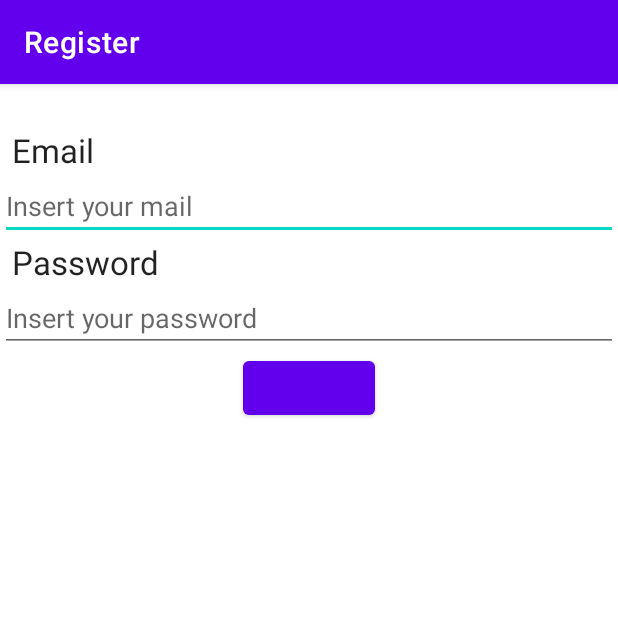
After one commit to 20Anna00/PAMN_App, an Android app: the Register screen opened directly, with no data from a screen before it, on a phone screen of 412 x 824 dp, the top half of it. The commit adds this screen. Run offline under Robolectric (Android 15) with nearby library versions, the phone set to English and light mode, and no system bars; our stand-ins replace Firebase (no records; nobody signed in at launch, a user with empty details on screens opened directly).

Commit message:
basic register working

```diff
--- a/app/src/main/AndroidManifest.xml
+++ b/app/src/main/AndroidManifest.xml
@@ -20,6 +20,13 @@
                 android:value="" />
         </activity>
         <activity
+            android:name=".Register"
+            android:exported="false">
+            <meta-data
+                android:name="android.app.lib_name"
+                android:value="" />
+        </activity>
+        <activity
             android:name=".MainActivity"
             android:exported="true">
             <intent-filter>
@@ -32,13 +39,7 @@
                 android:name="android.app.lib_name"
                 android:value="" />
         </activity>
-        <activity
-            android:name=".AuthActivity"
-            android:exported="false">
-            <meta-data
-                android:name="android.app.lib_name"
-                android:value="" />
-        </activity>
+
     </application>
 
 </manifest>
--- a/app/src/main/java/com/example/pillee/MainActivity.kt
+++ b/app/src/main/java/com/example/pillee/MainActivity.kt
@@ -11,8 +11,12 @@ class MainActivity : AppCompatActivity() {
         setContentView(R.layout.activity_main)
 
 
-        button_click.setOnClickListener {
+        login_button.setOnClickListener {
             val intent = Intent(this@MainActivity, Login::class.java)
+            startActivity(intent)
+        }
+        register_button.setOnClickListener {
+            val intent = Intent(this@MainActivity, Register::class.java)
             startActivity(intent)
         }
     }
--- /dev/null
+++ b/app/src/main/java/com/example/pillee/Register.kt
@@ -0,0 +1,35 @@
+package com.example.pillee
+
+import android.os.Bundle
+import android.widget.Toast
+import androidx.appcompat.app.AppCompatActivity
+import com.google.firebase.auth.FirebaseAuth
+import kotlinx.android.synthetic.main.activity_login.*
+import kotlinx.android.synthetic.main.activity_login.mailfield
+import kotlinx.android.synthetic.main.activity_login.passwordfield
+import kotlinx.android.synthetic.main.activity_register.*
+
+class Register : AppCompatActivity() {
+    override fun onCreate(savedInstanceState: Bundle?) {
+        super.onCreate(savedInstanceState)
+        setContentView(R.layout.activity_register)
+        setup()
+    }
+
+    private fun setup (){
+        title = "Register"
+        registerbutton.setOnClickListener {
+            if (mailfield.text.isNotEmpty() && passwordfield.text.isNotEmpty()) {
+                FirebaseAuth.getInstance().createUserWithEmailAndPassword(mailfield.text.toString(),
+                    passwordfield.text.toString()).addOnCompleteListener{
+                    if (it.isSuccessful){
+                        Toast.makeText(this, "Hola, salio bien", Toast.LENGTH_SHORT).show()
+                    }else{
+                        Toast.makeText(this,"Cound't make login", Toast.LENGTH_SHORT).show()
+                    }
+                }
+
+            }
+        }
+    }
+}
--- a/app/src/main/res/layout/activity_main.xml
+++ b/app/src/main/res/layout/activity_main.xml
@@ -17,7 +17,7 @@
         app:layout_constraintStart_toStartOf="parent"
         app:layout_constraintTop_toTopOf="parent" />
     <Button
-        android:id="@+id/button_click"
+        android:id="@+id/login_button"
         android:layout_width="wrap_content"
         android:layout_height="wrap_content"
         android:text="Click"
@@ -25,5 +25,14 @@
         app:layout_constraintEnd_toEndOf="parent"
         app:layout_constraintStart_toStartOf="parent"
         app:layout_constraintTop_toTopOf="parent" />
+    <Button
+        android:id="@+id/register_button"
+        android:layout_width="wrap_content"
+        android:layout_height="wrap_content"
+        android:text="Click"
+        app:layout_constraintBottom_toBottomOf="@+id/login_button"
+        app:layout_constraintEnd_toEndOf="parent"
+        app:layout_constraintStart_toStartOf="parent"
+        app:layout_constraintTop_toTopOf="parent" />
 
 </androidx.constraintlayout.widget.ConstraintLayout>
--- /dev/null
+++ b/app/src/main/res/layout/activity_register.xml
@@ -0,0 +1,80 @@
+<?xml version="1.0" encoding="utf-8"?>
+<androidx.constraintlayout.widget.ConstraintLayout
+    xmlns:android="http://schemas.android.com/apk/res/android"
+    xmlns:app="http://schemas.android.com/apk/res-auto"
+    xmlns:tools="http://schemas.android.com/tools"
+    android:layout_width="match_parent"
+    android:layout_height="match_parent"
+    tools:context=".Register">
+    <TextView
+        android:id="@+id/title"
+        android:layout_width="match_parent"
+        android:layout_height="wrap_content"
+        android:layout_marginStart="@dimen/horizontal_margin"
+        android:layout_marginEnd="@dimen/horizontal_margin"
+        android:text="@string/register"
+        android:textAppearance="@style/TextAppearance.AppCompat.Large"
+        app:layout_constraintEnd_toEndOf="parent"
+        app:layout_constraintStart_toStartOf="parent"
+        app:layout_constraintTop_toTopOf="parent"
+        android:gravity="center_horizontal"
+        />
+
+
+
+    <TextView
+        android:id="@+id/email"
+        android:layout_width="match_parent"
+        android:layout_height="wrap_content"
+        android:layout_marginStart="@dimen/horizontal_margin"
+        android:layout_marginEnd="@dimen/horizontal_margin"
+        android:text="@string/email"
+        android:textAppearance="@style/TextAppearance.AppCompat.Large"
+        app:layout_constraintEnd_toEndOf="parent"
+        app:layout_constraintStart_toStartOf="parent"
+        app:layout_constraintTop_toBottomOf="@+id/title"
+
+        />
+
+    <EditText
+        android:id="@+id/mailfield"
+        android:layout_width="match_parent"
+        android:layout_height="wrap_content"
+        android:hint="@string/insert_your_mail"
+        app:layout_constraintTop_toBottomOf="@id/email"
+        android:autofillHints="bla"
+        android:inputType="text" />
+
+    <TextView
+        android:id="@+id/password"
+        android:layout_width="match_parent"
+        android:layout_height="wrap_content"
+        android:layout_marginStart="@dimen/horizontal_margin"
+        android:layout_marginEnd="@dimen/horizontal_margin"
+        android:text="@string/password"
+        android:textAppearance="@style/TextAppearance.AppCompat.Large"
+        app:layout_constraintEnd_toEndOf="parent"
+        app:layout_constraintStart_toStartOf="parent"
+        app:layout_constraintTop_toBottomOf="@+id/mailfield"
+
+        />
+
+    <EditText
+        android:id="@+id/passwordfield"
+        android:layout_width="match_parent"
+        android:layout_height="wrap_content"
+        android:hint="@string/insert_your_password"
+        app:layout_constraintTop_toBottomOf="@id/password"
+        android:autofillHints="Blabla"
+        android:inputType="textPassword" />
+
+    <Button
+        android:id="@+id/registerbutton"
+        android:layout_width="wrap_content"
+        android:layout_height="wrap_content"
+        android:text="@string/register"
+        app:layout_constraintEnd_toEndOf="parent"
+        app:layout_constraintStart_toStartOf="parent"
+        app:layout_constraintTop_toBottomOf="@+id/passwordfield"
+        />
+</androidx.constraintlayout.widget.ConstraintLayout>
--- a/app/src/main/res/values/strings.xml
+++ b/app/src/main/res/values/strings.xml
@@ -6,4 +6,5 @@
     <string name="insert_your_password">Insert your password</string>
     <string name="Login">Login</string>
     <string name="email">Email</string>
+    <string name="register" />
 </resources>
```
